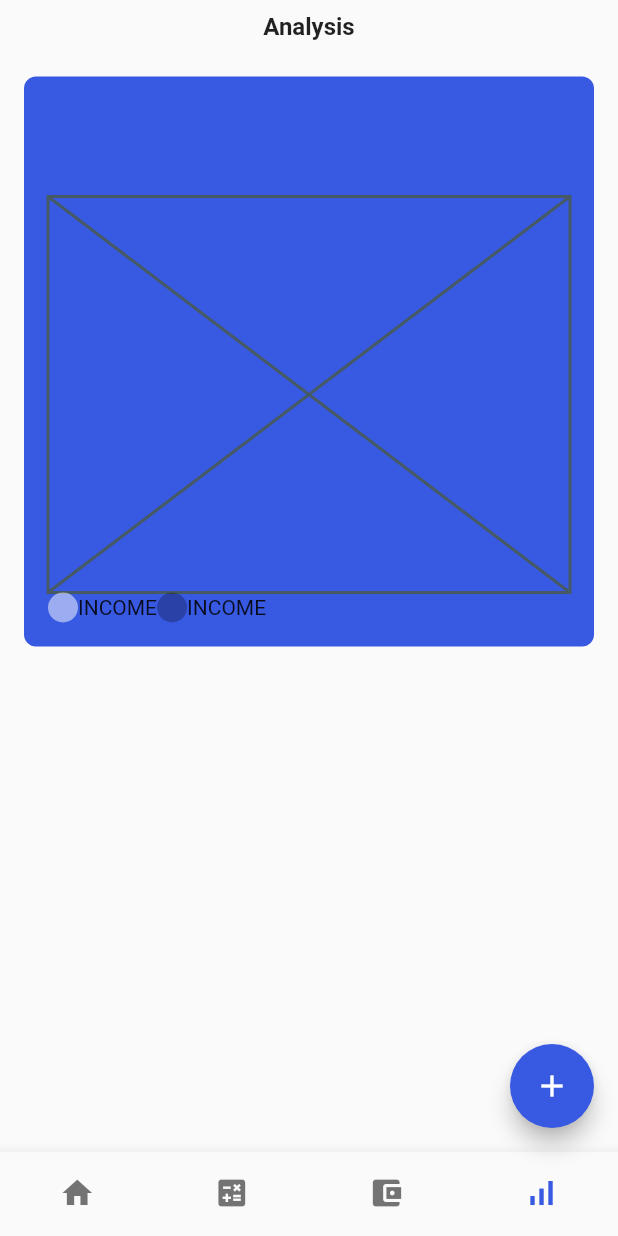
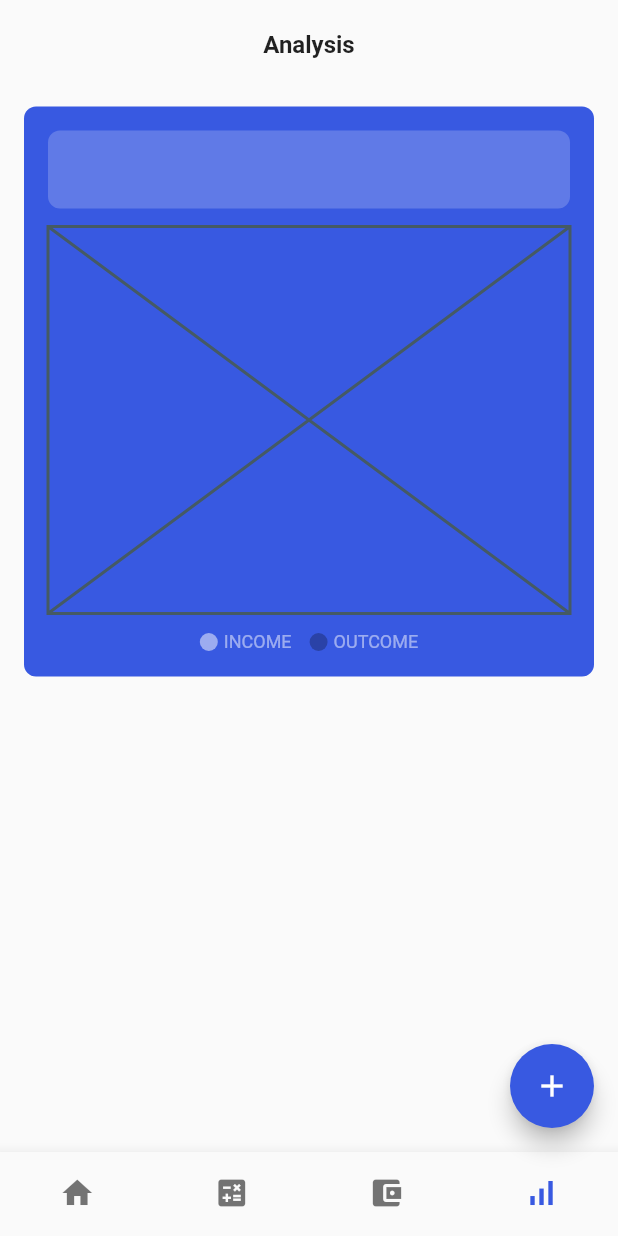
Before and after one commit to JAICHANGPARK/flutter_notebook_17th_story, a Flutter app: the screen it shows after launch, item 4 of the bottom bar chosen, on a phone screen of 412 x 824 dp. Run offline on Flutter 3.47's test engine with Material 2 defaults, Android fonts, the phone set to English and light mode, and no system bars; our stand-ins replace cached_network_image, flutter_riverpod, ionicons, percent_indicator; network calls fail.

Commit message:
Update finance_chart_component.dart

```diff
--- a/lib/ep1004_finance_app/src/ui/finance_chart_component.dart
+++ b/lib/ep1004_finance_app/src/ui/finance_chart_component.dart
@@ -16,7 +16,7 @@ class _FinanceChartComponentState extends State<FinanceChartComponent> {
         crossAxisAlignment: CrossAxisAlignment.center,
         children: [
           const Padding(
-            padding: EdgeInsets.all(8.0),
+            padding: EdgeInsets.only(top: 20, bottom: 16),
             child: Align(
               alignment: Alignment.center,
               child: const Text(
@@ -35,21 +35,52 @@ class _FinanceChartComponentState extends State<FinanceChartComponent> {
               decoration: BoxDecoration(
                 color: financeMainColor,
                 borderRadius: BorderRadius.circular(8),
-
               ),
-              padding: EdgeInsets.all(16),
+              padding: const EdgeInsets.all(16),
               child: Column(
                 children: [
                   Container(
-                    height: 64,
+                    height: 52,
+                    decoration: BoxDecoration(
+                      borderRadius: BorderRadius.circular(8),
+                      color: Colors.white.withOpacity(0.2),
+
+                    ),
                   ),
-                  Expanded(child: Placeholder()),
+                  const Expanded(child: Padding(
+                    padding: EdgeInsets.symmetric(vertical: 12),
+                    child: Placeholder(),
+                  )),
                   Row(
+                    mainAxisAlignment: MainAxisAlignment.center,
                     children: [
-                      CircleAvatar(backgroundColor: Colors.white.withOpacity(0.5),radius: 10,),
-                      Text("INCOME"),
-                      CircleAvatar(backgroundColor: Colors.black26,radius: 10,),
-                      Text("INCOME"),
+                      CircleAvatar(
+                        backgroundColor: Colors.white.withOpacity(0.5),
+                        radius: 6,
+                      ),
+                      const SizedBox(
+                        width: 4,
+                      ),
+                      Text(
+                        "INCOME",
+                        style: TextStyle(color: Colors.white.withOpacity(0.5),
+                        fontSize: 12),
+                      ),
+                      const SizedBox(
+                        width: 12,
+                      ),
+                      const CircleAvatar(
+                        backgroundColor: Colors.black26,
+                        radius: 6,
+                      ),
+                      const SizedBox(
+                        width: 4,
+                      ),
+                      Text(
+                        "OUTCOME",
+                        style: TextStyle(color: Colors.white.withOpacity(0.5),
+                        fontSize: 12),
+                      ),
                     ],
                   )
                 ],
```
